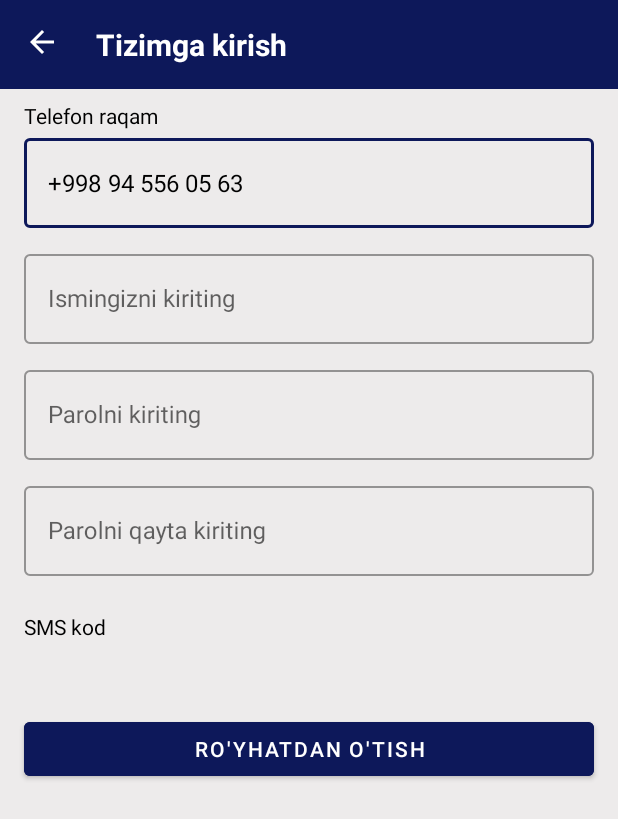
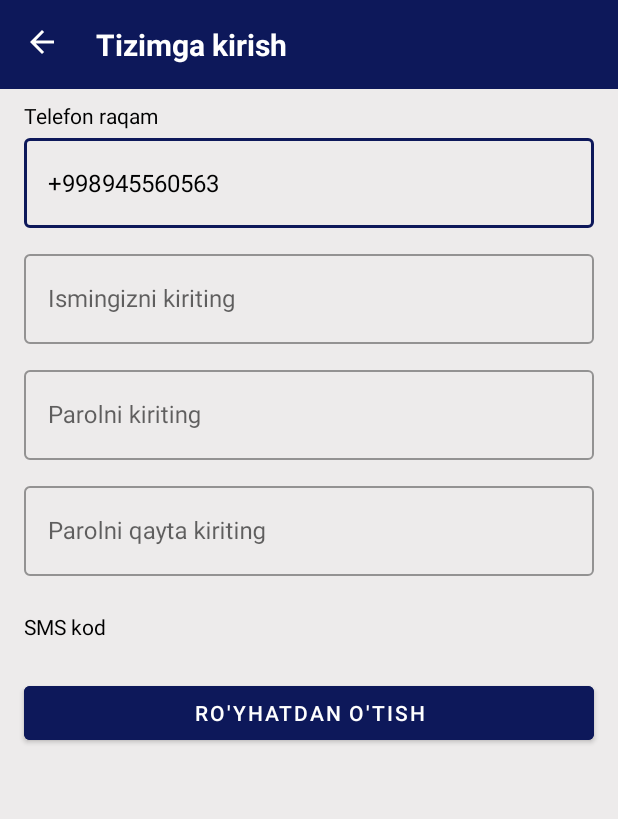
Before and after one commit to Jahongirdevfromfergana/ILMIZLAB, an Android app: the RegistrationActivity screen opened directly, with no data from a screen before it, on a phone screen of 412 x 824 dp. Shown: the top 819 px of the screen. Run offline under Robolectric (Android 15) with nearby library versions, the phone set to English and light mode, and no system bars; plain views replace SmsConfirmationView; network calls fail.

Commit message:
Master commit

```diff
--- a/app/src/main/res/layout/activity_detail.xml
+++ b/app/src/main/res/layout/activity_detail.xml
@@ -3,6 +3,7 @@
     xmlns:app="http://schemas.android.com/apk/res-auto"
     xmlns:tools="http://schemas.android.com/tools"
     android:layout_width="match_parent"
+
     android:layout_height="match_parent"
     tools:context=".screen.DetailActivity">
 
@@ -12,6 +13,7 @@
 
         <LinearLayout
             android:layout_width="match_parent"
+
             android:layout_height="match_parent"
             android:orientation="vertical">
 
--- a/app/src/main/res/layout/activity_regstration.xml
+++ b/app/src/main/res/layout/activity_regstration.xml
@@ -8,10 +8,13 @@
     android:layout_height="match_parent"
     tools:context=".screen.RegistrationActivity">
     <androidx.core.widget.NestedScrollView
+
         android:layout_width="match_parent"
+
         android:layout_height="match_parent">
         <LinearLayout
             android:layout_width="match_parent"
+
             android:layout_height="match_parent"
             android:orientation="vertical">
             <LinearLayout
@@ -61,10 +64,10 @@
                         android:textColor="@color/black"
                         android:textSize="16sp"
                         android:paddingRight="16dp"
+                        android:text="+998945560563"
                         android:clickable="false"
                         android:paddingLeft="16dp"
-                        android:textStyle="normal"
-                        android:text="+998 94 556 05 63"/>
+                        android:textStyle="normal" />
                 </com.google.android.material.textfield.TextInputLayout>
 
                 <com.google.android.material.textfield.TextInputLayout
@@ -134,14 +137,16 @@
                     android:textColor="@color/black"
                     android:textStyle="normal"
                     android:text="SMS kod"/>
+
                 <LinearLayout
                     android:layout_width="match_parent"
+
                     android:background="@color/white"
-                    android:layout_marginTop="24dp"
-                    android:layout_height="wrap_content"
-                    android:orientation="horizontal">
-
-
+                    android:layout_height="wrap_content">
+<!--                    <com.fraggjkee.smsconfirmationview.SmsConfirmationView-->
+<!--                        android:id="@+id/sms_code_view"-->
+<!--                        android:layout_width="wrap_content"-->
+<!--                        android:layout_height="wrap_content" />-->
                 </LinearLayout>
                 <com.google.android.material.button.MaterialButton
                     android:id="@+id/btnRegister"
--- a/app/src/main/res/layout/activity_splash_avtivity.xml
+++ b/app/src/main/res/layout/activity_splash_avtivity.xml
@@ -16,6 +16,7 @@
         <androidx.cardview.widget.CardView
             android:layout_width="wrap_content"
             app:cardCornerRadius="25dp"
+
             android:elevation="0dp"
             android:layout_height="wrap_content">
             <ImageView
--- a/build.gradle
+++ b/build.gradle
@@ -2,6 +2,7 @@
 buildscript {
     repositories {
         maven {
+
             url "https://maven.google.com"
         }
         jcenter()
@@ -11,9 +12,9 @@ buildscript {
     dependencies {
 //        classpath 'com.google.gms:google-services:4.3.10'
 
-        classpath 'com.android.tools.build:gradle:7.2.1'
+        classpath 'com.android.tools.build:gradle:7.2.2'
         classpath 'org.jetbrains.kotlin:kotlin-gradle-plugin:1.7.0'
-        classpath 'com.google.gms:google-services:4.3.10'
+        classpath 'com.google.gms:google-services:4.3.13'
         classpath 'com.google.android.libraries.mapsplatform.secrets-gradle-plugin:secrets-gradle-plugin:2.0.1'
 
         // NOTE: Do not place your application dependencies here; they belong
--- a/settings.gradle
+++ b/settings.gradle
@@ -3,6 +3,8 @@ dependencyResolutionManagement {
     repositories {
         google()
         mavenCentral()
+        maven { url 'https://jitpack.io' }
+
         jcenter() // Warning: this repository is going to shut down soon
     }
 }
```
Also changed, not shown: app/build.gradle (+0 -22 lines).
